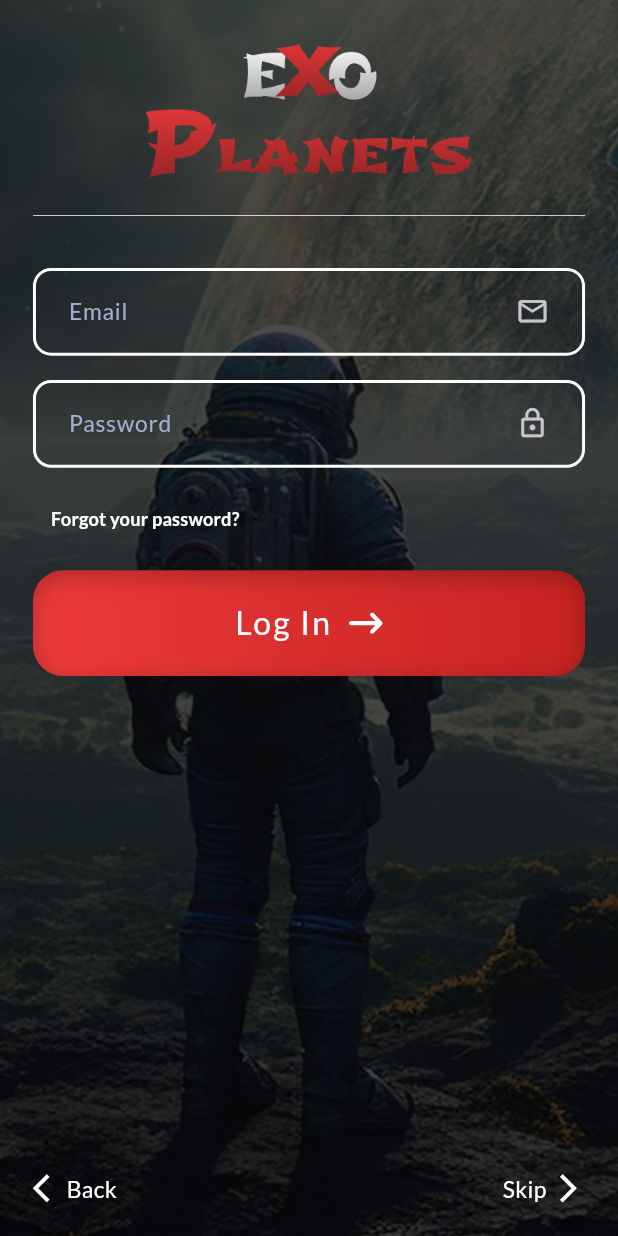
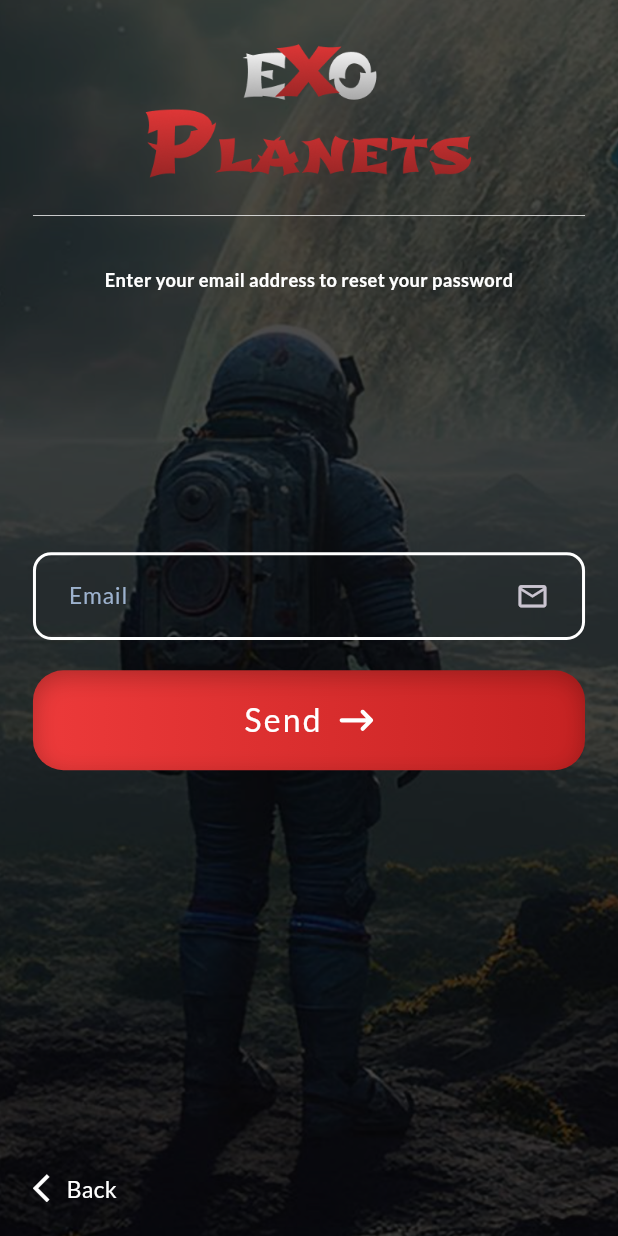
Before and after one commit to EslamElnady0/exo_planets, a Flutter app: the LogInView screen opened by its route, after a tap on "Forgot your password?", on a phone screen of 412 x 824 dp. Run offline on Flutter 3.47's test engine with Material 3 defaults, Android fonts, the phone set to English and light mode, and no system bars; our stand-ins replace bloc, flutter_bloc, flutter_screenutil, flutter_svg, fluttertoast, shared_preferences; accounts and stored records are empty.

Commit message:
forgot password view done

```diff
--- a/lib/core/routes/app_router.dart
+++ b/lib/core/routes/app_router.dart
@@ -1,4 +1,5 @@
 import 'package:exo_planets/features/auth/presentation/views/auth_view.dart';
+import 'package:exo_planets/features/auth/presentation/views/forgot_password_view.dart';
 import 'package:exo_planets/features/auth/presentation/views/log_in_view.dart';
 import 'package:exo_planets/features/auth/presentation/views/sign_up_view.dart';
 import 'package:exo_planets/features/onboarding/presentation/views/onboarding_view.dart';
@@ -12,6 +13,7 @@ class AppRouter {
   static const String auth = '/auth';
   static const String logIn = '/logIn';
   static const String signUp = '/signUp';
+  static const String forgotPassword = '/forgotPassword';
 
   static Route<dynamic>? onGenerateRoute(RouteSettings settings) {
     switch (settings.name) {
@@ -25,6 +27,8 @@ class AppRouter {
         return _viewMaterialRoute(view: const LogInView());
       case signUp:
         return _viewMaterialRoute(view: const SignUpView());
+      case forgotPassword:
+        return _viewMaterialRoute(view: const ForgotPasswordView());
       default:
         return null;
     }
--- a/lib/core/widgets/custom_button.dart
+++ b/lib/core/widgets/custom_button.dart
@@ -31,7 +31,7 @@ class CustomButton extends StatelessWidget {
         onTap: onTap,
         child: Container(
           width: double.infinity,
-          padding: EdgeInsets.symmetric(vertical: 20.h),
+          padding: EdgeInsets.symmetric(vertical: 18.h),
           decoration: BoxDecoration(
             borderRadius: BorderRadius.circular(20.r),
             gradient: Constants.customRedGradient,
--- /dev/null
+++ b/lib/features/auth/presentation/views/forgot_password_view.dart
@@ -0,0 +1,17 @@
+import 'package:exo_planets/core/helpers/app_assets.dart';
+import 'package:exo_planets/core/widgets/custom_scaffold.dart';
+import 'package:flutter/material.dart';
+
+import 'widgets/forgot_password_view_body.dart';
+
+class ForgotPasswordView extends StatelessWidget {
+  const ForgotPasswordView({super.key});
+
+  @override
+  Widget build(BuildContext context) {
+    return const CustomScaffold(
+      backgroundImage: AppAssets.signInUpBackground,
+      body: ForgotPasswordViewBody(),
+    );
+  }
+}
--- a/lib/features/auth/presentation/views/widgets/custom_hollow_button.dart
+++ b/lib/features/auth/presentation/views/widgets/custom_hollow_button.dart
@@ -20,7 +20,7 @@ class CustomHollowButton extends StatelessWidget {
       onTap: onTap,
       child: Container(
         width: double.infinity,
-        padding: EdgeInsets.symmetric(vertical: 20.h),
+        padding: EdgeInsets.symmetric(vertical: 18.h),
         decoration: BoxDecoration(
             borderRadius: BorderRadius.circular(20.r),
             border: Border.all(color: AppColors.white, width: 2)),
--- a/lib/features/auth/presentation/views/widgets/custom_login_form.dart
+++ b/lib/features/auth/presentation/views/widgets/custom_login_form.dart
@@ -1,9 +1,11 @@
+import 'package:exo_planets/core/helpers/extensions.dart';
 import 'package:exo_planets/core/helpers/spacing.dart';
 import 'package:exo_planets/core/theme/app_text_styles.dart';
 import 'package:exo_planets/core/widgets/custom_button.dart';
 import 'package:exo_planets/features/auth/presentation/views/widgets/custom_auth_text_form_field.dart';
 import 'package:flutter/material.dart';
 
+import '../../../../../core/routes/app_router.dart';
 import 'auth_header.dart';
 
 class CustomLoginForm extends StatelessWidget {
@@ -36,7 +38,9 @@ class CustomLoginForm extends StatelessWidget {
           Align(
             alignment: Alignment.centerLeft,
             child: TextButton(
-                onPressed: () {},
+                onPressed: () {
+                  context.pushNamed(AppRouter.forgotPassword);
+                },
                 child: Text(
                   "Forgot your password?",
                   style: AppTextStyles.font12WhiteW600,
--- /dev/null
+++ b/lib/features/auth/presentation/views/widgets/forgot_password_view_body.dart
@@ -0,0 +1,68 @@
+import 'package:exo_planets/core/helpers/spacing.dart';
+import 'package:exo_planets/core/widgets/custom_button.dart';
+import 'package:exo_planets/features/auth/presentation/views/widgets/auth_header.dart';
+import 'package:exo_planets/features/auth/presentation/views/widgets/custom_auth_text_form_field.dart';
+import 'package:flutter/material.dart';
+import 'package:flutter_screenutil/flutter_screenutil.dart';
+
+import '../../../../../core/theme/app_text_styles.dart';
+import 'bottom_screen_actions.dart';
+
+class ForgotPasswordViewBody extends StatefulWidget {
+  const ForgotPasswordViewBody({super.key});
+
+  @override
+  State<ForgotPasswordViewBody> createState() => _ForgotPasswordViewBodyState();
+}
+
+class _ForgotPasswordViewBodyState extends State<ForgotPasswordViewBody> {
+  var formKey = GlobalKey<FormState>();
+  late TextEditingController emailController;
+
+  @override
+  void initState() {
+    emailController = TextEditingController();
+    super.initState();
+  }
+
+  @override
+  void dispose() {
+    emailController.dispose();
+    super.dispose();
+  }
+
+  @override
+  Widget build(BuildContext context) {
+    return Padding(
+      padding: EdgeInsets.symmetric(horizontal: 20.w),
+      child: Form(
+        key: formKey,
+        child: Column(
+          children: [
+            const AuthHeader(),
+            Text("Enter your email address to reset your password",
+                style: AppTextStyles.font12WhiteW600),
+            vGap(170),
+            CustomAuthTextFormField(
+                hintText: "Email",
+                suffixIcon: Icons.email_outlined,
+                controller: emailController),
+            vGap(20),
+            CustomButton(
+                text: "Send",
+                onTap: () {
+                  if (formKey.currentState!.validate()) {}
+                }),
+            const Spacer(),
+            vGap(40),
+            const BottomScreenActions(
+              backExists: true,
+              skipExists: false,
+            ),
+            vGap(20)
+          ],
+        ),
+      ),
+    );
+  }
+}
```
